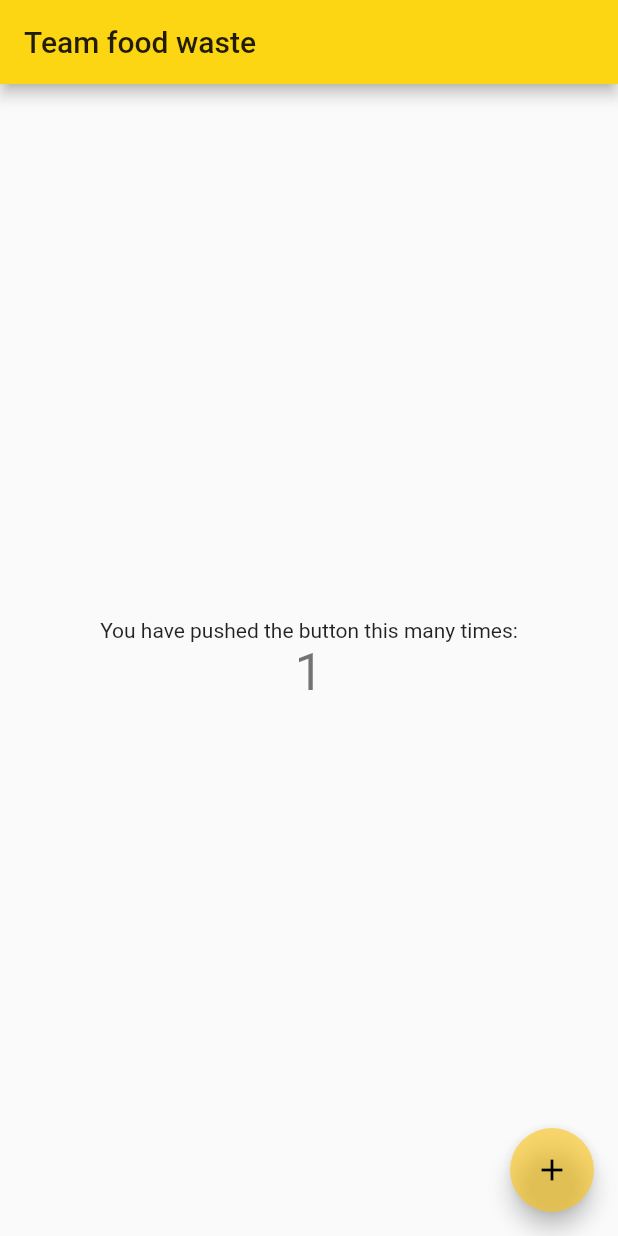
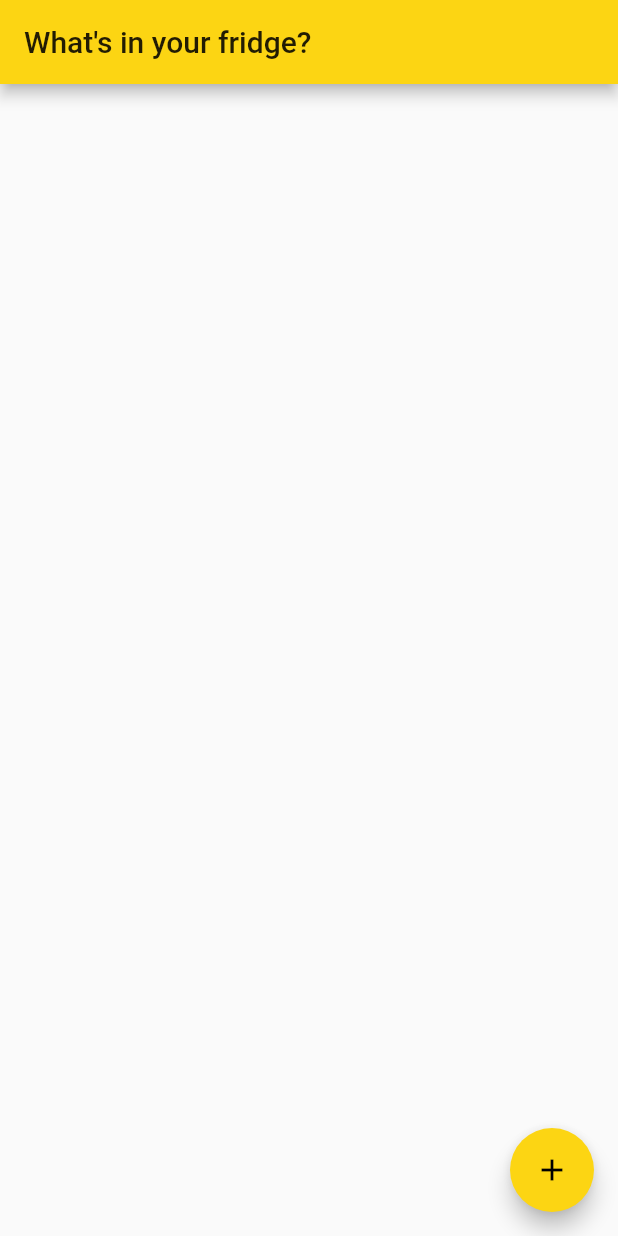
Before and after one commit to jumbo-tech-campus/food-waste, a Flutter app: the screen it shows after launch, after a tap on the "add" icon, on a phone screen of 412 x 824 dp. Run offline on Flutter 3.47's test engine with Material 2 defaults, Android fonts, the phone set to English and light mode, and no system bars.

Commit message:
Split up pages & some other stuff

```diff
--- /dev/null
+++ b/app/FoodWaste/lib/enter_ingredients_page.dart
@@ -0,0 +1,47 @@
+import 'package:flutter/material.dart';
+
+import 'jumbo_ui.dart';
+
+class EnterIngredientsPage extends StatefulWidget {
+  EnterIngredientsPage({Key key, this.title}) : super(key: key);
+
+  final String title;
+
+  @override
+  _EnterIngredientsPageState createState() => _EnterIngredientsPageState();
+}
+
+class _EnterIngredientsPageState extends State<EnterIngredientsPage> {
+  List<String> _addedIngredients = [];
+
+  void _addIngredient(String ingredient) {
+    setState(() {
+      _addedIngredients.add(ingredient);
+    });
+  }
+
+  @override
+  Widget build(BuildContext context) {
+    return Scaffold(
+        appBar: AppBar(
+          title: Text(widget.title),
+        ),
+        body: Center(
+          child: Column(
+            mainAxisAlignment: MainAxisAlignment.center,
+            children: <Widget>[
+
+            ],
+          ),
+        ),
+        floatingActionButton: FloatingActionButton(
+          onPressed: () => {
+
+          },
+          tooltip: 'Increment',
+          child: Icon(Icons.add),
+          backgroundColor: JumboUI.yellowColor,
+        )
+    );
+  }
+}
--- a/app/FoodWaste/lib/jumbo_ui.dart
+++ b/app/FoodWaste/lib/jumbo_ui.dart
@@ -31,4 +31,5 @@ Map<int, Color> _greyYellow = {
 class JumboUI {
   static MaterialColor yellowColor = MaterialColor(0xFFFCD513, _jumboYellow);
   static MaterialColor greyColor = MaterialColor(0xFFABABAB, _greyYellow);
+//  static MaterialColor whiteColor = Colors.white;
 }
--- a/app/FoodWaste/lib/main.dart
+++ b/app/FoodWaste/lib/main.dart
@@ -1,10 +1,11 @@
 import 'package:flutter/material.dart';
 
+import 'enter_ingredients_page.dart';
 import 'jumbo_ui.dart';
 
-void main() => runApp(MyApp());
+void main() => runApp(FoodWasteApp());
 
-class MyApp extends StatelessWidget {
+class FoodWasteApp extends StatelessWidget {
   @override
   Widget build(BuildContext context) {
     return MaterialApp(
@@ -12,53 +13,7 @@ class MyApp extends StatelessWidget {
       theme: ThemeData(
         primarySwatch: JumboUI.yellowColor,
       ),
-      home: MyHomePage(title: 'Team food waste'),
+      home: EnterIngredientsPage(title: 'What\'s in your fridge?'),
     );
   }
 }
-
-class MyHomePage extends StatefulWidget {
-  MyHomePage({Key key, this.title}) : super(key: key);
-
-  final String title;
-
-  @override
-  _MyHomePageState createState() => _MyHomePageState();
-}
-
-class _MyHomePageState extends State<MyHomePage> {
-  int _counter = 0;
-
-  void _incrementCounter() {
-    setState(() {
-      _counter++;
-    });
-  }
-
-  @override
-  Widget build(BuildContext context) {
-    return Scaffold(
-        appBar: AppBar(
-          title: Text(widget.title),
-        ),
-        body: Center(
-          child: Column(
-            mainAxisAlignment: MainAxisAlignment.center,
-            children: <Widget>[
-              Text(
-                'You have pushed the button this many times:',
-              ),
-              Text(
-                '$_counter',
-                style: Theme.of(context).textTheme.display1,
-              ),
-            ],
-          ),
-        ),
-        floatingActionButton: FloatingActionButton(
-          onPressed: _incrementCounter,
-          tooltip: 'Increment',
-          child: Icon(Icons.add),
-        ));
-  }
-}
```
